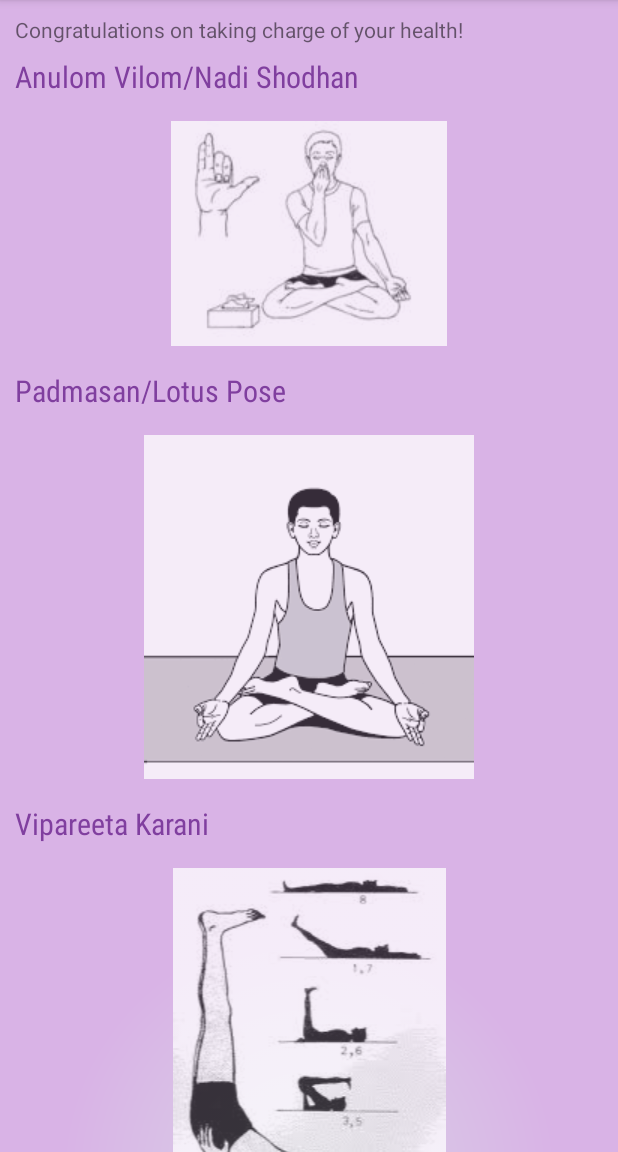
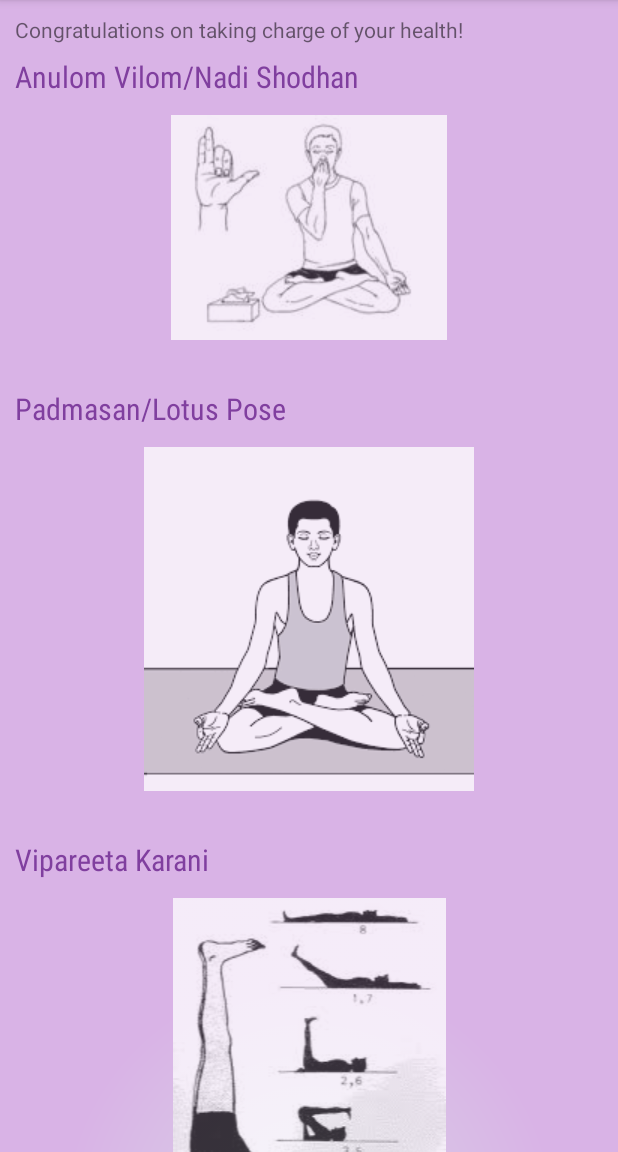
Before and after one commit to Meenohara/ProjectAPP, an Android app: the screen it shows after launch (MainActivity), on a phone screen of 412 x 824 dp, the part 84-1236 px from its top. Run offline under Robolectric (Android 15) with nearby library versions, the phone set to English and light mode, and no system bars.

Commit message:
Miscellaneous changes

```diff
--- a/app/src/main/AndroidManifest.xml
+++ b/app/src/main/AndroidManifest.xml
@@ -7,7 +7,7 @@
     <uses-permission android:name="android.permission.VIBRATE" />
 
     <application
-        android:icon="@drawable/yoga"
+        android:icon="@drawable/yog"
         android:label="@string/app_name"
         android:theme="@style/AppTheme" >
         <activity
--- a/app/src/main/java/com/example/meena/dailyyoga/MainActivity.java
+++ b/app/src/main/java/com/example/meena/dailyyoga/MainActivity.java
@@ -171,11 +171,6 @@ public class MainActivity extends AppCompatActivity {
     }
 }
 //TODO
-//Awareness of Breath- Any time All time- reminder with a question
-//Vajrasan/Veerasan- Post lunch Post dinner- reminder+timer
-//BhrumadhyaDrishti & Nasikagra Drishti- Any time All time- reminder+timer
-//Anuloma Viloma- 6am and 6pm- reminder+timer
-//Vipareetkarani,pranayam-choice- reminder+timer
 //Yoga music optional
 //progress tracking
 //Personalize
--- a/app/src/main/res/layout/activity_main.xml
+++ b/app/src/main/res/layout/activity_main.xml
@@ -2,6 +2,7 @@
 
     android:layout_width="match_parent"
     android:layout_height="match_parent"
+    android:fillViewport="true"
     >
 
     <LinearLayout
--- a/app/src/main/res/layout/displayinfo.xml
+++ b/app/src/main/res/layout/displayinfo.xml
@@ -5,12 +5,15 @@
 
     <ScrollView
         android:layout_width="match_parent"
-        android:layout_height="match_parent">
+        android:layout_height="match_parent"
+        android:fillViewport="true">
+
     <TextView
         android:id="@+id/interpre"
         android:layout_width="match_parent"
         android:layout_height="wrap_content"
         android:layout_alignParentTop="true"
+        android:textSize="15sp"
         android:text="Interpretation" />
 
     </ScrollView>
--- a/app/src/main/res/values/styles.xml
+++ b/app/src/main/res/values/styles.xml
@@ -9,8 +9,8 @@
     </style>
 
     <style name="imageYoga" parent="AppTheme">
-        <item name="android:paddingTop">8dp</item>
-        <item name="android:paddingBottom">8dp</item>
+        <item name="android:paddingTop">4dp</item>
+        <item name="android:paddingBottom">24dp</item>
         <item name="android:paddingRight">8dp</item>
         <item name="android:paddingLeft">8dp</item>
         <item name="android:alpha">0.75</item>
```
Also changed, not shown: app/src/main/java/com/example/meena/dailyyoga/AlarmReceiver.java (+5 -8 lines), app/src/main/res/drawable/yog.jpg (added).
